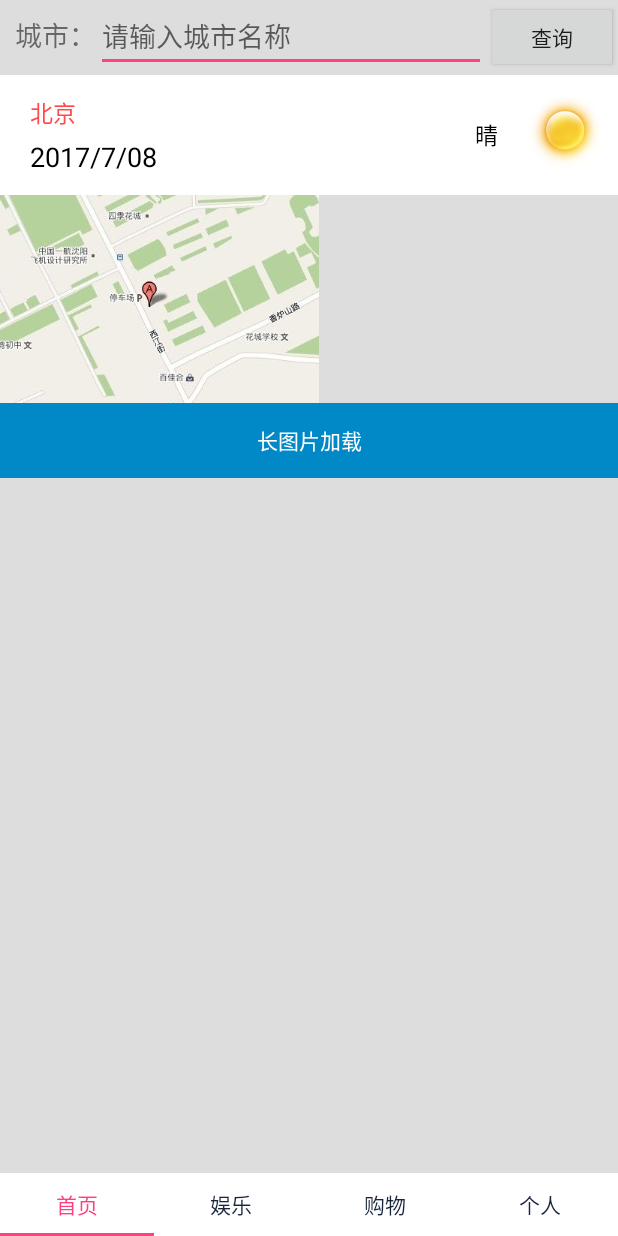
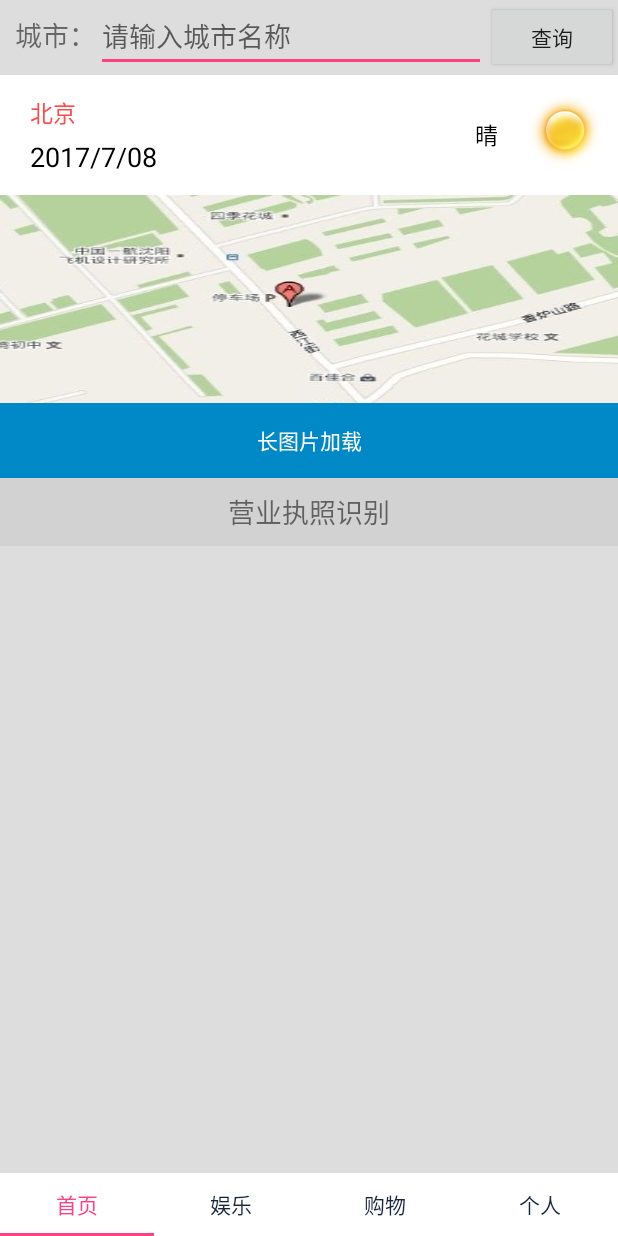
Before and after one commit to lixiangoko/ModuleEagle, an Android app: the screen it shows after launch (MainActivity), on a phone screen of 412 x 824 dp. Run offline under Robolectric (Android 15) with nearby library versions, the phone set to English and light mode, and no system bars; libraries missing offline, so code that uses them is left out: com.lzy.okgo; 2 statements that could not run were skipped.

Commit message:
引入营业执照的扫描

```diff
--- a/ModuleEagle/app/build.gradle
+++ b/ModuleEagle/app/build.gradle
@@ -27,8 +27,8 @@ dependencies {
 //    androidTestCompile('com.android.support.test.espresso:espresso-core:2.2.2', {
 //        exclude group: 'com.android.support', module: 'support-annotations'
 //    })
+    compile files('libs/gson-2.2.4.jar')
     testCompile 'junit:junit:4.12'
-    compile files('libs/gson-2.2.4.jar')
     compile 'com.android.support:appcompat-v7:25.3.1'
     compile 'com.android.support.constraint:constraint-layout:1.0.2'
     compile 'com.android.support:design:25.3.1'
--- a/ModuleEagle/app/src/main/AndroidManifest.xml
+++ b/ModuleEagle/app/src/main/AndroidManifest.xml
@@ -36,7 +36,8 @@
         <activity
             android:name=".activity.MapActivity"
             android:configChanges="orientation|keyboardHidden|screenSize" />
-        <activity android:name=".activity.LongPhotoActivity"></activity>
+        <activity android:name=".activity.LongPhotoActivity" />
+        <activity android:name=".activity.BusinessActivity"></activity>
     </application>
 
 </manifest>
--- a/ModuleEagle/app/src/main/java/song/com/cn/myapplication/fragment/HomeFragment.java
+++ b/ModuleEagle/app/src/main/java/song/com/cn/myapplication/fragment/HomeFragment.java
@@ -14,12 +14,13 @@ import android.widget.TextView;
 import android.widget.Toast;
 
 import song.com.cn.myapplication.R;
+import song.com.cn.myapplication.activity.BusinessActivity;
 import song.com.cn.myapplication.activity.LongPhotoActivity;
 import song.com.cn.myapplication.activity.MapActivity;
 import song.com.cn.myapplication.bean.WeatherBean;
 import song.com.cn.myapplication.bean.WeatherBean.ResultsBean;
 import song.com.cn.myapplication.interfaces.ResponseResult;
-import song.com.cn.myapplication.service.GoServiceUtils;
+import song.com.cn.myapplication.service.ServiceCallback;
 import song.com.cn.myapplication.utils.CommonUtils;
 import song.com.cn.myapplication.utils.ServiceUrl;
 
@@ -35,7 +36,7 @@ public class HomeFragment extends Fragment implements View.OnClickListener {
     private EditText content_et;
     private TextView name, time_tv, text_tv;
     private ImageView imageView;
-    private TextView longPhoto;
+    private TextView longPhoto, business_tv;
 
     @Nullable
     @Override
@@ -49,13 +50,13 @@ public class HomeFragment extends Fragment implements View.OnClickListener {
         text_tv = (TextView) view.findViewById(R.id.text_tv);
         imageView = (ImageView) view.findViewById(R.id.image_iv);
         longPhoto = (TextView) view.findViewById(R.id.button_long);
+        business_tv = (TextView) view.findViewById(R.id.business_tv);
         return view;
     }
 
     @Override
     public void onStart() {
         super.onStart();
-
         cha_tian_qi.setOnClickListener(this);
         longPhoto.setOnClickListener(this);
         button_map.setOnClickListener(this);
@@ -116,7 +117,7 @@ public class HomeFragment extends Fragment implements View.OnClickListener {
     private void getData(String name) {
         String url = ServiceUrl.WEATHER_URL + "&location=" + name + "&language=zh-Hans&unit=c";
 //        Log.d("HomeFragment", "------------url-----" + url);
-        GoServiceUtils.get(url, new ResponseResult() {
+        ServiceCallback.get(url, new ResponseResult() {
             @Override
             public void onSuccess(Object o) {
 //                Log.d("HomeFragment", "------------onSuccess-----" + o);
@@ -160,6 +161,10 @@ public class HomeFragment extends Fragment implements View.OnClickListener {
                 Intent intent = new Intent(getActivity(), MapActivity.class);
                 startActivity(intent);
                 break;
+            case R.id.business_tv://营业执照
+                Intent intent2 = new Intent(getActivity(), BusinessActivity.class);
+                startActivity(intent2);
+                break;
         }
     }
 }
--- a/ModuleEagle/app/src/main/java/song/com/cn/myapplication/service/GoServiceUtils.java
+++ b/ModuleEagle/app/src/main/java/song/com/cn/myapplication/service/ServiceCallback.java
@@ -14,7 +14,7 @@ import song.com.cn.myapplication.interfaces.ResponseResult;
  * @Description:
  */
 
-public class GoServiceUtils {
+public class ServiceCallback {
     //普通的GET请求
     public static void get(String url, final ResponseResult responseResult) {
         OkGo.<String>get(url).cacheKey("homefragment").execute(new StringCallback() {
--- a/ModuleEagle/app/src/main/java/song/com/cn/myapplication/utils/ServiceUrl.java
+++ b/ModuleEagle/app/src/main/java/song/com/cn/myapplication/utils/ServiceUrl.java
@@ -8,4 +8,6 @@ package song.com.cn.myapplication.utils;
 
 public class ServiceUrl {
     public static final String WEATHER_URL = "https://api.seniverse.com/v3/weather/now.json?key=" + CodeUtils.weatherkey;
+
+    public static final String BUSINESS_URL = "http(s)://dm-58.data.aliyun.com/rest/160601/ocr/ocr_business_license.json";
 }
--- a/ModuleEagle/app/src/main/res/layout/home_fragment_item.xml
+++ b/ModuleEagle/app/src/main/res/layout/home_fragment_item.xml
@@ -97,7 +97,7 @@
 
     <ImageView
         android:id="@+id/button_map"
-        android:layout_width="wrap_content"
+        android:layout_width="match_parent"
         android:layout_height="wrap_content"
         android:background="@mipmap/ditu"
         android:textColor="@color/red" />
@@ -111,4 +111,14 @@
         android:gravity="center"
         android:text="长图片加载"
         android:textColor="@color/white" />
+
+    <TextView
+        android:id="@+id/business_tv"
+        android:layout_width="match_parent"
+        android:layout_height="45dp"
+        android:layout_gravity="center"
+        android:background="@color/alpha_gray"
+        android:gravity="center"
+        android:text="营业执照识别"
+        android:textSize="18sp" />
 </LinearLayout>
```
Also changed, not shown: ModuleEagle/app/src/main/java/song/com/cn/myapplication/activity/BusinessActivity.java (added, +40 -0 lines), ModuleEagle/app/src/main/java/song/com/cn/myapplication/activity/Next.java (deleted, +0 -11 lines), ModuleEagle/app/src/main/java/song/com/cn/myapplication/service/ParameterCallback.java (added, +11 -0 lines), ModuleEagle/app/src/main/res/drawable/home_file_item.xml (added, +21 -0 lines), ModuleEagle/app/src/main/res/layout/activity_business.xml (added, +9 -0 lines), 1 other file.
